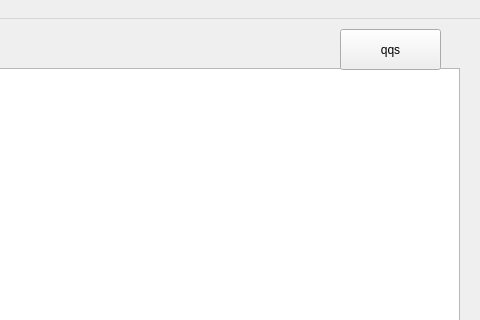
Before: the Qt Designer form Notepad/mainwindow.ui in Vieloooo/wiki-notes, drawn with Qt 5; both pictures show x 320 to 800 and y 0 to 320 of the 800 by 600 pixel window.
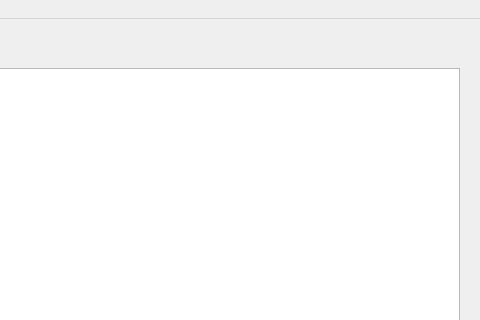
After: the same form once the commit is applied.

Patch:
```diff
--- a/Notepad/mainwindow.ui
+++ b/Notepad/mainwindow.ui
@@ -29,19 +29,6 @@
      </item>
     </layout>
    </widget>
-   <widget class="QPushButton" name="pushButton">
-    <property name="geometry">
-     <rect>
-      <x>660</x>
-      <y>10</y>
-      <width>101</width>
-      <height>41</height>
-     </rect>
-    </property>
-    <property name="text">
-     <string>qqs</string>
-    </property>
-   </widget>
   </widget>
   <widget class="QMenuBar" name="menubar">
    <property name="geometry">
```
Left out of the diff: 15 changed lines with no effect on the pictures.
